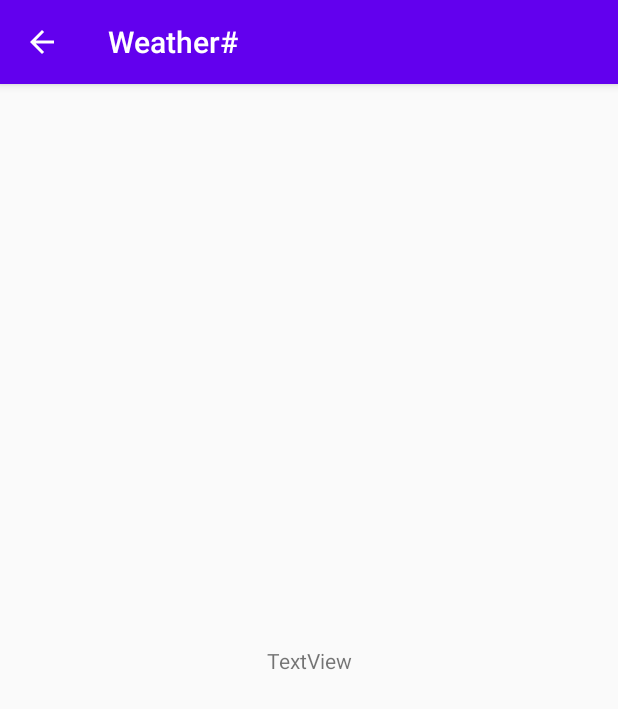
After one commit to casha17/Weather-, an Android app: the DetailActivity screen opened directly, with no data from a screen before it, on a phone screen of 412 x 824 dp. The commit adds this screen. Shown: the top 709 px of the screen. Run offline under Robolectric (Android 15) with nearby library versions, the light colour scheme and no system bars; 1 statement that could not run was skipped.

Commit message:
Added new activity and intent

```diff
--- /dev/null
+++ b/app/src/main/java/android/example/weather/DetailActivity.java
@@ -0,0 +1,30 @@
+package android.example.weather;
+
+import android.content.Intent;
+import android.example.weather.Models.Daily;
+import android.os.Bundle;
+import android.widget.TextView;
+
+import androidx.appcompat.app.AppCompatActivity;
+
+public class DetailActivity extends AppCompatActivity {
+
+    private TextView textView;
+    private Daily daily;
+
+    @Override
+    protected void onCreate(Bundle savedInstanceState) {
+        super.onCreate(savedInstanceState);
+
+        setContentView(R.layout.activity_detail);
+
+        textView = (TextView) findViewById(R.id.textView);
+
+
+
+        Intent i  = getIntent();
+        daily = (Daily) i.getParcelableExtra("DAILY");
+
+        textView.setText(String.valueOf(daily.getHumidity()));
+    }
+}
--- /dev/null
+++ b/app/src/main/res/layout/activity_detail.xml
@@ -0,0 +1,18 @@
+<?xml version="1.0" encoding="utf-8"?>
+<androidx.constraintlayout.widget.ConstraintLayout
+    xmlns:android="http://schemas.android.com/apk/res/android"
+    xmlns:app="http://schemas.android.com/apk/res-auto"
+    xmlns:tools="http://schemas.android.com/tools"
+    android:layout_width="match_parent"
+    android:layout_height="match_parent">
+
+    <TextView
+        android:id="@+id/textView"
+        android:layout_width="wrap_content"
+        android:layout_height="wrap_content"
+        android:text="TextView"
+        app:layout_constraintBottom_toBottomOf="parent"
+        app:layout_constraintEnd_toEndOf="parent"
+        app:layout_constraintStart_toStartOf="parent"
+        app:layout_constraintTop_toTopOf="parent" />
+</androidx.constraintlayout.widget.ConstraintLayout>
```
Also changed, not shown: app/src/main/AndroidManifest.xml (+8 -0 lines), app/src/main/java/android/example/weather/Adapter.java (+17 -3 lines), app/src/main/java/android/example/weather/Data/FetchData.java (added, +65 -0 lines), app/src/main/java/android/example/weather/ICallbackListener.java (added, +7 -0 lines), app/src/main/java/android/example/weather/MainActivity.java (+21 -57 lines), app/src/main/java/android/example/weather/Models/Daily.java (+30 -1 lines).
